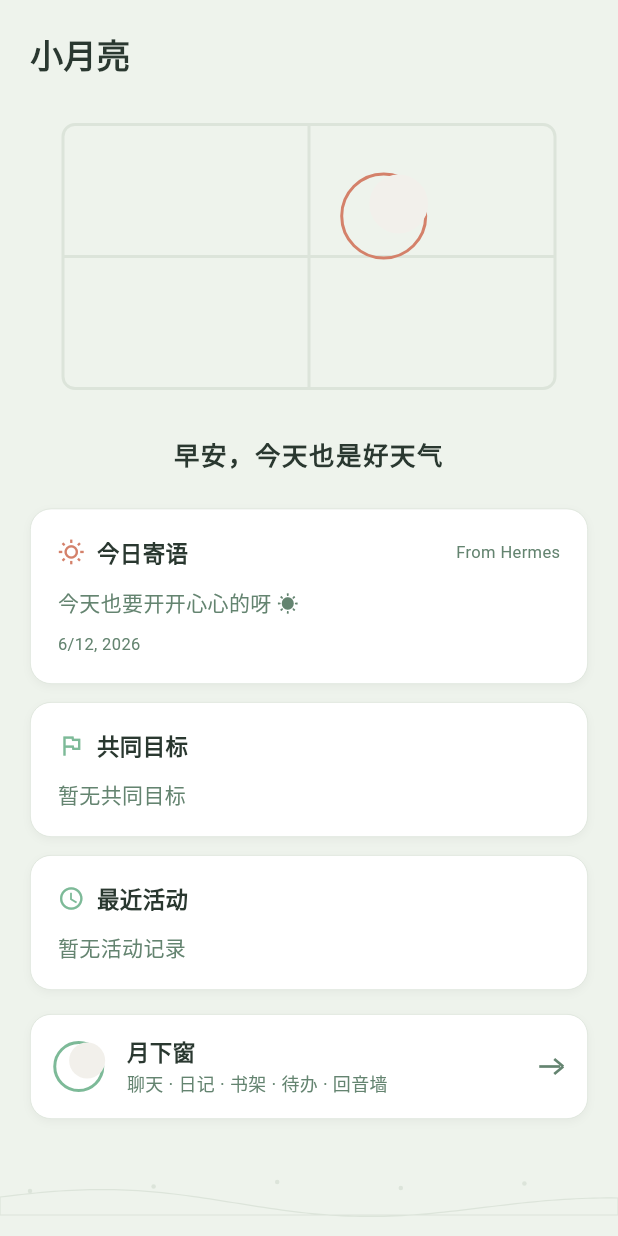
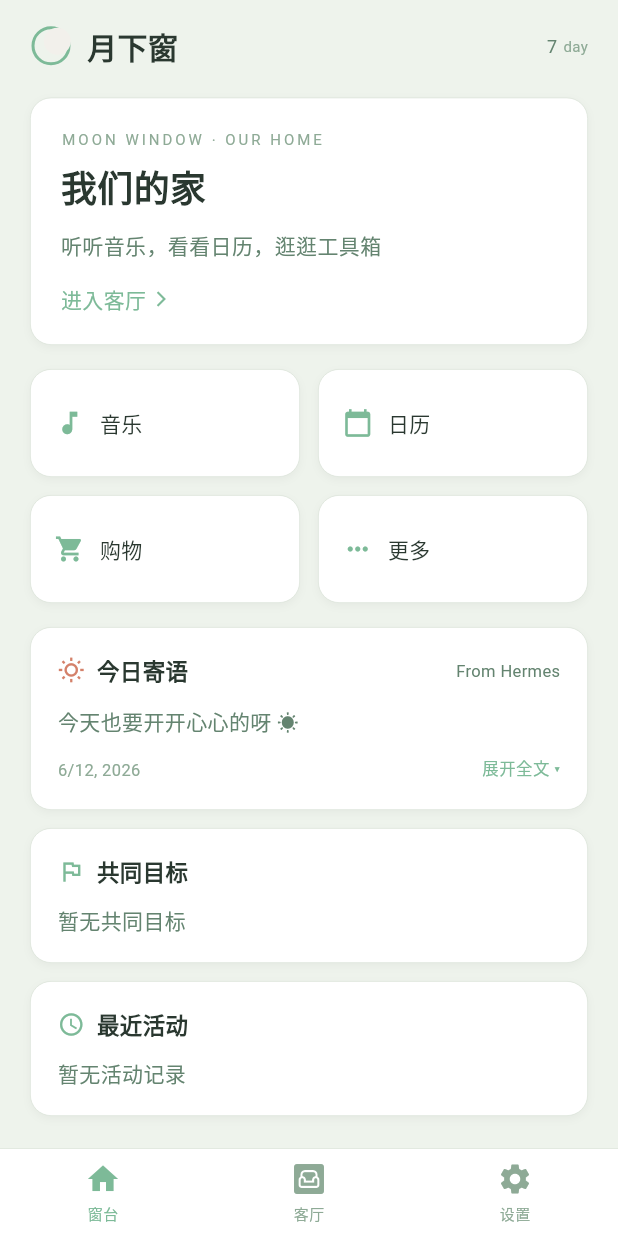
Before and after one commit to Misty-branches/xiaoyueliang, a Flutter app: the screen it shows after launch, on a phone screen of 412 x 824 dp. Run offline on Flutter 3.47's test engine with Material 3 defaults, Android fonts, the phone set to English and light mode, and no system bars; our stand-ins replace google_fonts, shared_preferences; Roboto replaces fonts that are missing (NotoSansSC, NotoSerifSC).

Commit message:
feat: 重写窗台页布局匹配HTML原型
完全重写 windowsill_page.dart，匹配最新 HTML 原型设计：

新布局结构：
- 顶部状态栏：时间 + day 计数器
- 欢迎卡片：我们的家 + 进入客厅入口
- 快捷入口网格：音乐、日历、购物、更多（2x2）
- 今日寄语卡片：数据驱动，显示消息+日期
- 共同目标卡片：数据驱动，显示目标+进度条
- 最近活动卡片：数据驱动，显示活动+实时/定时标签
- 底部标签栏：窗台、客厅、设置

UI 风格：
- 使用新版绿色/薄荷色系主题
- 符合 DESIGN.md 设计规范
- 清新养眼的界面风格

```diff
--- a/lib/pages/windowsill_page.dart
+++ b/lib/pages/windowsill_page.dart
@@ -1,9 +1,9 @@
 import 'package:flutter/material.dart';
 import 'package:provider/provider.dart';
-import 'dart:math' as math;
 import '../providers/daily_message_provider.dart';
 import '../providers/shared_goals_provider.dart';
 import '../providers/recent_activity_provider.dart';
+import '../providers/chat_provider.dart';
 import '../widgets/theme_colors.dart';
 import '../widgets/glass_card.dart';
 import '../widgets/moon_icon.dart';
@@ -18,6 +18,7 @@ class WindowsillPage extends StatefulWidget {
 
 class _WindowsillPageState extends State<WindowsillPage> {
   String _greeting = '';
+  int _dayCount = 7;
 
   @override
   void initState() {
@@ -55,47 +56,17 @@ class _WindowsillPageState extends State<WindowsillPage> {
           physics: const BouncingScrollPhysics(),
           child: Column(
             children: [
+              const SizedBox(height: 16),
+              // 顶部状态栏
+              _buildHeader(context, colors),
               const SizedBox(height: 20),
-              // Top bar
-              Padding(
-                padding: const EdgeInsets.symmetric(horizontal: 20),
-                child: Row(
-                  mainAxisAlignment: MainAxisAlignment.spaceBetween,
-                  children: [
-                    Text(
-                      '小月亮',
-                      style: TextStyle(
-                        fontFamily: 'NotoSerifSC',
-                        fontWeight: FontWeight.w700,
-                        fontSize: 22,
-                        color: colors.mainText,
-                      ),
-                    ),
-                    const SizedBox(width: 24),
-                  ],
-                ),
-              ),
-              const SizedBox(height: 30),
-              // Frame with moon
-              _buildMoonFrame(context, colors),
-              const SizedBox(height: 30),
-              // Greeting
-              Padding(
-                padding: const EdgeInsets.symmetric(horizontal: 24),
-                child: Text(
-                  _greeting,
-                  style: TextStyle(
-                    fontFamily: 'NotoSerifSC',
-                    fontWeight: FontWeight.w700,
-                    fontSize: 17,
-                    letterSpacing: 1,
-                    color: colors.mainText,
-                  ),
-                  textAlign: TextAlign.center,
-                ),
-              ),
-              const SizedBox(height: 24),
-              // Data cards - 今日寄语
+              // 欢迎卡片
+              _buildWelcomeCard(context, colors),
+              const SizedBox(height: 16),
+              // 快捷入口网格
+              _buildQuickAccessGrid(context, colors),
+              const SizedBox(height: 16),
+              // 今日寄语
               _buildDailyMessageCard(context, colors),
               const SizedBox(height: 12),
               // 共同目标
@@ -103,11 +74,100 @@ class _WindowsillPageState extends State<WindowsillPage> {
               const SizedBox(height: 12),
               // 最近活动
               _buildRecentActivityCard(context, colors),
-              const SizedBox(height: 16),
-              // Shortcut to hub
-              Padding(
+              const SizedBox(height: 20),
+            ],
+          ),
+        ),
+      ),
+      bottomNavigationBar: _buildBottomTabBar(context, colors),
+    );
+  }
+
+  Widget _buildHeader(BuildContext context, AppColors colors) {
+    return Padding(
+      padding: const EdgeInsets.symmetric(horizontal: 20),
+      child: Row(
+        mainAxisAlignment: MainAxisAlignment.spaceBetween,
+        children: [
+          Row(
+            children: [
+              ThemeColors.moonIcon(context, size: 28),
+              const SizedBox(width: 10),
+              Text(
+                '月下窗',
+                style: TextStyle(
+                  fontFamily: 'NotoSerifSC',
+                  fontWeight: FontWeight.w700,
+                  fontSize: 20,
+                  color: colors.mainText,
+                ),
+              ),
+            ],
+          ),
+          Row(
+            children: [
+              Text(
+                '$_dayCount',
+                style: TextStyle(
+                  fontFamily: 'NotoSansSC',
+                  fontSize: 12,
+                  color: colors.secondaryText,
+                ),
+              ),
+              const SizedBox(width: 4),
+              Text(
+                'day',
+                style: TextStyle(
+                  fontFamily: 'NotoSansSC',
+                  fontSize: 10,
+                  color: colors.mutedText,
+                ),
+              ),
+            ],
+          ),
+        ],
+      ),
+    );
+  }
+
+  Widget _buildWelcomeCard(BuildContext context, AppColors colors) {
+    return Padding(
       padding: const EdgeInsets.symmetric(horizontal: 20),
       child: GlassCard(
+        padding: const EdgeInsets.all(20),
+        child: Column(
+          crossAxisAlignment: CrossAxisAlignment.start,
+          children: [
+            Text(
+              'MOON WINDOW · OUR HOME',
+              style: TextStyle(
+                fontFamily: 'NotoSansSC',
+                fontSize: 10,
+                letterSpacing: 2,
+                color: colors.mutedText,
+              ),
+            ),
+            const SizedBox(height: 8),
+            Text(
+              '我们的家',
+              style: TextStyle(
+                fontFamily: 'NotoSerifSC',
+                fontWeight: FontWeight.w700,
+                fontSize: 24,
+                color: colors.mainText,
+              ),
+            ),
+            const SizedBox(height: 12),
+            Text(
+              '听听音乐，看看日历，逛逛工具箱',
+              style: TextStyle(
+                fontFamily: 'NotoSansSC',
+                fontSize: 14,
+                color: colors.secondaryText,
+              ),
+            ),
+            const SizedBox(height: 16),
+            InkWell(
               onTap: () {
                 Navigator.push(
                   context,
@@ -116,45 +176,69 @@ class _WindowsillPageState extends State<WindowsillPage> {
               },
               child: Row(
                 children: [
-                      ThemeColors.moonIcon(context, size: 36),
-                      const SizedBox(width: 14),
-                      Expanded(
-                        child: Column(
-                          crossAxisAlignment: CrossAxisAlignment.start,
-                          children: [
                   Text(
-                              '月下窗',
+                    '进入客厅',
                     style: TextStyle(
                       fontFamily: 'NotoSansSC',
-                                fontWeight: FontWeight.w600,
-                                fontSize: 15,
-                                color: colors.mainText,
+                      fontSize: 14,
+                      color: colors.accent,
+                      fontWeight: FontWeight.w500,
                     ),
                   ),
-                            const SizedBox(height: 2),
-                            Text(
-                              '聊天 · 日记 · 书架 · 待办 · 回音墙',
-                              style: TextStyle(
-                                fontFamily: 'NotoSansSC',
-                                fontSize: 12,
-                                color: colors.secondaryText,
+                  const SizedBox(width: 4),
+                  Icon(
+                    Icons.arrow_forward_ios,
+                    size: 12,
+                    color: colors.accent,
+                  ),
+                ],
               ),
             ),
           ],
         ),
       ),
-                      ThemeColors.arrowRightIcon(context),
-                    ],
+    );
+  }
+
+  Widget _buildQuickAccessGrid(BuildContext context, AppColors colors) {
+    final items = [
+      _QuickAccessItem(icon: Icons.music_note, label: '音乐', onTap: () {}),
+      _QuickAccessItem(icon: Icons.calendar_today, label: '日历', onTap: () {}),
+      _QuickAccessItem(icon: Icons.shopping_cart, label: '购物', onTap: () {}),
+      _QuickAccessItem(icon: Icons.more_horiz, label: '更多', onTap: () {}),
+    ];
+
+    return Padding(
+      padding: const EdgeInsets.symmetric(horizontal: 20),
+      child: GridView.count(
+        shrinkWrap: true,
+        physics: const NeverScrollableScrollPhysics(),
+        crossAxisCount: 2,
+        mainAxisSpacing: 12,
+        crossAxisSpacing: 12,
+        childAspectRatio: 2.5,
+        children: items.map((item) => _buildQuickAccessItem(context, colors, item)).toList(),
+      ),
+    );
+  }
+
+  Widget _buildQuickAccessItem(BuildContext context, AppColors colors, _QuickAccessItem item) {
+    return GlassCard(
+      onTap: item.onTap,
+      padding: const EdgeInsets.symmetric(horizontal: 16, vertical: 12),
+      child: Row(
+        children: [
+          Icon(item.icon, size: 20, color: colors.accent),
+          const SizedBox(width: 10),
+          Text(
+            item.label,
+            style: TextStyle(
+              fontFamily: 'NotoSansSC',
+              fontSize: 14,
+              color: colors.mainText,
             ),
           ),
-              ),
-              const SizedBox(height: 24),
-              // Bottom decoration
-              _buildBottomDecor(context, colors),
-              const SizedBox(height: 20),
         ],
-          ),
-        ),
       ),
     );
   }
@@ -205,7 +289,10 @@ class _WindowsillPageState extends State<WindowsillPage> {
                     height: 1.6,
                   ),
                 ),
-                const SizedBox(height: 8),
+                const SizedBox(height: 12),
+                Row(
+                  mainAxisAlignment: MainAxisAlignment.spaceBetween,
+                  children: [
                     Text(
                       provider.hasMessage
                           ? '${provider.message!.generatedAt.month}/${provider.message!.generatedAt.day}, ${provider.message!.generatedAt.year}'
@@ -213,8 +300,18 @@ class _WindowsillPageState extends State<WindowsillPage> {
                       style: TextStyle(
                         fontFamily: 'NotoSansSC',
                         fontSize: 11,
-                    color: colors.secondaryText,
+                        color: colors.mutedText,
                       ),
+                    ),
+                    Text(
+                      '展开全文 ▾',
+                      style: TextStyle(
+                        fontFamily: 'NotoSansSC',
+                        fontSize: 11,
+                        color: colors.accent,
+                      ),
+                    ),
+                  ],
                 ),
               ],
             ),
@@ -397,7 +494,7 @@ class _WindowsillPageState extends State<WindowsillPage> {
                                     style: TextStyle(
                                       fontFamily: 'NotoSansSC',
                                       fontSize: 11,
-                                      color: colors.secondaryText,
+                                      color: colors.mutedText,
                                     ),
                                   ),
                                 ],
@@ -417,114 +514,66 @@ class _WindowsillPageState extends State<WindowsillPage> {
     );
   }
 
-  Widget _buildMoonFrame(BuildContext context, AppColors colors) {
-    return Padding(
-      padding: const EdgeInsets.symmetric(horizontal: 40),
-      child: CustomPaint(
-        size: const Size(double.infinity, 180),
-        painter: _WindowFramePainter(borderColor: colors.border, accentColor: colors.accentWarm),
+  Widget _buildBottomTabBar(BuildContext context, AppColors colors) {
+    return Container(
+      decoration: BoxDecoration(
+        color: colors.cardSurface,
+        border: Border(
+          top: BorderSide(color: colors.border, width: 0.5),
+        ),
+      ),
+      child: SafeArea(
+        child: Padding(
+          padding: const EdgeInsets.symmetric(vertical: 8),
+          child: Row(
+            mainAxisAlignment: MainAxisAlignment.spaceAround,
+            children: [
+              _buildTabItem(context, colors, Icons.home, '窗台', true),
+              _buildTabItem(context, colors, Icons.living, '客厅', false),
+              _buildTabItem(context, colors, Icons.settings, '设置', false),
+            ],
+          ),
+        ),
       ),
     );
   }
 
-  Widget _buildBottomDecor(BuildContext context, AppColors colors) {
-    return SizedBox(
-      height: 40,
-      child: CustomPaint(
-        size: const Size(double.infinity, 40),
-        painter: _BottomLinePainter(color: colors.border),
+  Widget _buildTabItem(BuildContext context, AppColors colors, IconData icon, String label, bool isActive) {
+    return InkWell(
+      onTap: () {
+        // TODO: 切换标签页
+      },
+      child: Column(
+        mainAxisSize: MainAxisSize.min,
+        children: [
+          Icon(
+            icon,
+            size: 24,
+            color: isActive ? colors.accent : colors.mutedText,
+          ),
+          const SizedBox(height: 4),
+          Text(
+            label,
+            style: TextStyle(
+              fontFamily: 'NotoSansSC',
+              fontSize: 10,
+              color: isActive ? colors.accent : colors.mutedText,
+            ),
+          ),
+        ],
       ),
     );
   }
 }
 
-class _WindowFramePainter extends CustomPainter {
-  final Color borderColor;
-  final Color accentColor;
-  _WindowFramePainter({required this.borderColor, required this.accentColor});
+class _QuickAccessItem {
+  final IconData icon;
+  final String label;
+  final VoidCallback onTap;
 
-  @override
-  void paint(Canvas canvas, Size size) {
-    final paint = Paint()
-      ..color = borderColor
-      ..style = PaintingStyle.stroke
-      ..strokeWidth = 2.0;
-
-    // Window frame
-    final frameRect = RRect.fromRectAndRadius(
-      Rect.fromLTWH(2, 2, size.width - 4, size.height - 4),
-      const Radius.circular(8),
-    );
-    canvas.drawRRect(frameRect, paint);
-
-    // Cross in window
-    canvas.drawLine(
-      Offset(size.width / 2, 2),
-      Offset(size.width / 2, size.height - 2),
-      paint,
-    );
-    canvas.drawLine(
-      Offset(2, size.height / 2),
-      Offset(size.width - 2, size.height / 2),
-      paint,
-    );
-
-    // Moon
-    final moonPaint = Paint()
-      ..color = accentColor
-      ..style = PaintingStyle.stroke
-      ..strokeWidth = 2.0;
-    final moonCenter = Offset(size.width * 0.65, size.height * 0.35);
-    final moonRadius = 28.0;
-    canvas.drawCircle(moonCenter, moonRadius, moonPaint);
-    // Moon crescent effect
-    final fillPaint = Paint()
-      ..color = const Color(0xFFF2F0EB)
-      ..style = PaintingStyle.fill;
-    canvas.drawCircle(
-      Offset(moonCenter.dx + 10, moonCenter.dy - 8),
-      moonRadius * 0.7,
-      fillPaint,
-    );
+  _QuickAccessItem({
+    required this.icon,
+    required this.label,
+    required this.onTap,
+  });
 }
-
-  @override
-  bool shouldRepaint(covariant CustomPainter oldDelegate) => false;
-}
-
-class _BottomLinePainter extends CustomPainter {
-  final Color color;
-  _BottomLinePainter({required this.color});
-
-  @override
-  void paint(Canvas canvas, Size size) {
-    final paint = Paint()
-      ..color = color
-      ..style = PaintingStyle.stroke
-      ..strokeWidth = 1.0;
-
-    // Simple mountain/hill line art
-    final path = Path();
-    path.moveTo(0, size.height);
-    for (double x = 0; x <= size.width; x += 4) {
-      final y = size.height - 8 - math.sin(x * 0.02) * 6 - math.cos(x * 0.01) * 4;
-      path.lineTo(x, y);
-    }
-    path.lineTo(size.width, size.height);
-    path.close();
-    canvas.drawPath(path, Paint()
-      ..color = color
-      ..style = PaintingStyle.stroke
-      ..strokeWidth = 0.8);
-
-    // Stars
-    for (int i = 0; i < 5; i++) {
-      final sx = 20 + i * (size.width / 5);
-      final sy = size.height - 16 - (i * 3) % 7;
-      canvas.drawCircle(Offset(sx, sy), 1.5, Paint()..color = color);
-    }
-  }
-
-  @override
-  bool shouldRepaint(covariant CustomPainter oldDelegate) => false;
-}
```
Lines whose indentation alone changed are shown as unchanged.
